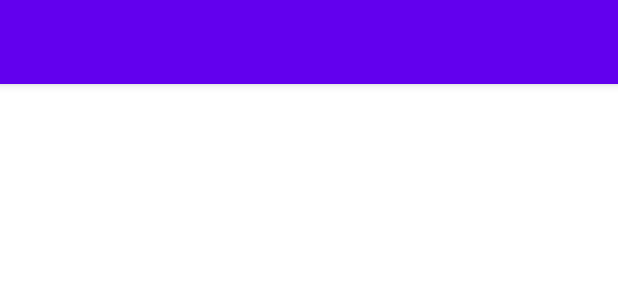
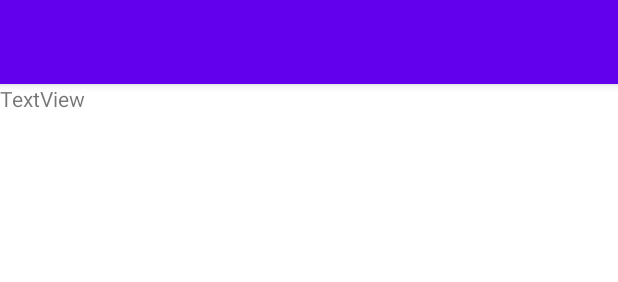
Before and after one commit to felipelyp/db-detector, an Android app: the layout activity_home.xml on its own in the app's theme, with its tools: preview values and no code run, on a phone screen of 412 x 824 dp. Shown: the top 282 px of the screen. Run offline under Robolectric (Android 15) with nearby library versions, the phone set to English and light mode, and no system bars.

Commit message:
Inicio do projeto

```diff
--- a/app/build.gradle
+++ b/app/build.gradle
@@ -59,5 +59,9 @@ dependencies {
     androidTestImplementation 'androidx.test.ext:junit:1.1.2'
     androidTestImplementation 'androidx.test.espresso:espresso-core:3.3.0'
 
+    //Coroutines
     implementation 'org.jetbrains.kotlinx:kotlinx-coroutines-android:1.4.2'
+    //Koin
+    implementation "org.koin:koin-androidx-scope:$koin_version"
+    implementation "org.koin:koin-androidx-viewmodel:$koin_version"
 }
--- a/app/src/main/AndroidManifest.xml
+++ b/app/src/main/AndroidManifest.xml
@@ -13,7 +13,7 @@
         android:supportsRtl="true"
         android:theme="@style/Theme.DbDetector">
         <activity
-            android:name=".MainActivity"
+            android:name=".ui.home.HomeActivity"
             android:label="@string/app_name"
             android:theme="@style/Theme.DbDetector.NoActionBar">
             <intent-filter>
--- a/app/src/main/res/layout/activity_main.xml
+++ b/app/src/main/res/layout/activity_home.xml
@@ -4,7 +4,7 @@
     xmlns:tools="http://schemas.android.com/tools"
     android:layout_width="match_parent"
     android:layout_height="match_parent"
-    tools:context=".MainActivity">
+    tools:context=".ui.home.HomeActivity">
 
     <com.google.android.material.appbar.AppBarLayout
         android:layout_width="match_parent"
@@ -23,11 +23,11 @@
     <include layout="@layout/content_main" />
 
     <com.google.android.material.floatingactionbutton.FloatingActionButton
-        android:id="@+id/fab"
         android:layout_width="wrap_content"
         android:layout_height="wrap_content"
         android:layout_gravity="bottom|end"
         android:layout_margin="@dimen/fab_margin"
-        app:srcCompat="@android:drawable/ic_dialog_email" />
+        app:srcCompat="@android:drawable/ic_dialog_email"
+        tools:ignore="ContentDescription" />
 
 </androidx.coordinatorlayout.widget.CoordinatorLayout>
--- a/app/src/main/res/layout/content_main.xml
+++ b/app/src/main/res/layout/content_main.xml
@@ -1,9 +1,18 @@
 <?xml version="1.0" encoding="utf-8"?>
 <androidx.constraintlayout.widget.ConstraintLayout xmlns:android="http://schemas.android.com/apk/res/android"
     xmlns:app="http://schemas.android.com/apk/res-auto"
+    xmlns:tools="http://schemas.android.com/tools"
     android:layout_width="match_parent"
     android:layout_height="match_parent"
     app:layout_behavior="@string/appbar_scrolling_view_behavior">
 
-
+    <TextView
+        android:id="@+id/textView"
+        android:layout_width="0dp"
+        android:layout_height="0dp"
+        android:text="TextView"
+        app:layout_constraintBottom_toBottomOf="parent"
+        app:layout_constraintEnd_toEndOf="parent"
+        app:layout_constraintStart_toStartOf="parent"
+        app:layout_constraintTop_toTopOf="parent" />
 </androidx.constraintlayout.widget.ConstraintLayout>
--- a/app/src/main/res/menu/menu_main.xml
+++ b/app/src/main/res/menu/menu_main.xml
@@ -1,7 +1,7 @@
 <menu xmlns:android="http://schemas.android.com/apk/res/android"
     xmlns:app="http://schemas.android.com/apk/res-auto"
     xmlns:tools="http://schemas.android.com/tools"
-    tools:context="com.felipelyp.dbdetector.MainActivity">
+    tools:context="com.felipelyp.dbdetector.ui.home.MainActivity">
     <item
         android:id="@+id/action_settings"
         android:orderInCategory="100"
--- a/app/src/main/res/values/strings.xml
+++ b/app/src/main/res/values/strings.xml
@@ -2,11 +2,5 @@
     <string name="app_name">Db Detector</string>
     <string name="action_settings">Settings</string>
     <!-- Strings used for fragments for navigation -->
-    <string name="first_fragment_label">First Fragment</string>
-    <string name="second_fragment_label">Second Fragment</string>
-    <string name="next">Next</string>
-    <string name="previous">Previous</string>
 
-    <string name="hello_first_fragment">Hello first fragment</string>
-    <string name="hello_second_fragment">Hello second fragment. Arg: %1$s</string>
 </resources>
--- a/build.gradle
+++ b/build.gradle
@@ -1,5 +1,6 @@
 // Top-level build file where you can add configuration options common to all sub-projects/modules.
 buildscript {
+    ext.koin_version = '2.2.2'
     ext.kotlin_version = "1.4.30"
     repositories {
         google()
@@ -9,8 +10,8 @@ buildscript {
     dependencies {
         classpath "com.android.tools.build:gradle:4.1.2"
         classpath "org.jetbrains.kotlin:kotlin-gradle-plugin:$kotlin_version"
-        // NOTE: Do not place your application dependencies here; they belong
-        // in the individual module build.gradle files
+
+        //Chaquopy
         classpath "com.chaquo.python:gradle:9.1.0"
     }
 }
```
Also changed, not shown: app/src/main/java/com/felipelyp/dbdetector/MainActivity.kt (deleted, +0 -59 lines), app/src/main/java/com/felipelyp/dbdetector/MyApplication.kt (+10 -2 lines), app/src/main/java/com/felipelyp/dbdetector/koin/Modules.kt (added, +13 -0 lines), app/src/main/java/com/felipelyp/dbdetector/python/Fiberhome.kt (added, +37 -0 lines), app/src/main/java/com/felipelyp/dbdetector/ui/home/HomeActivity.kt (added, +50 -0 lines), 4 other files.
